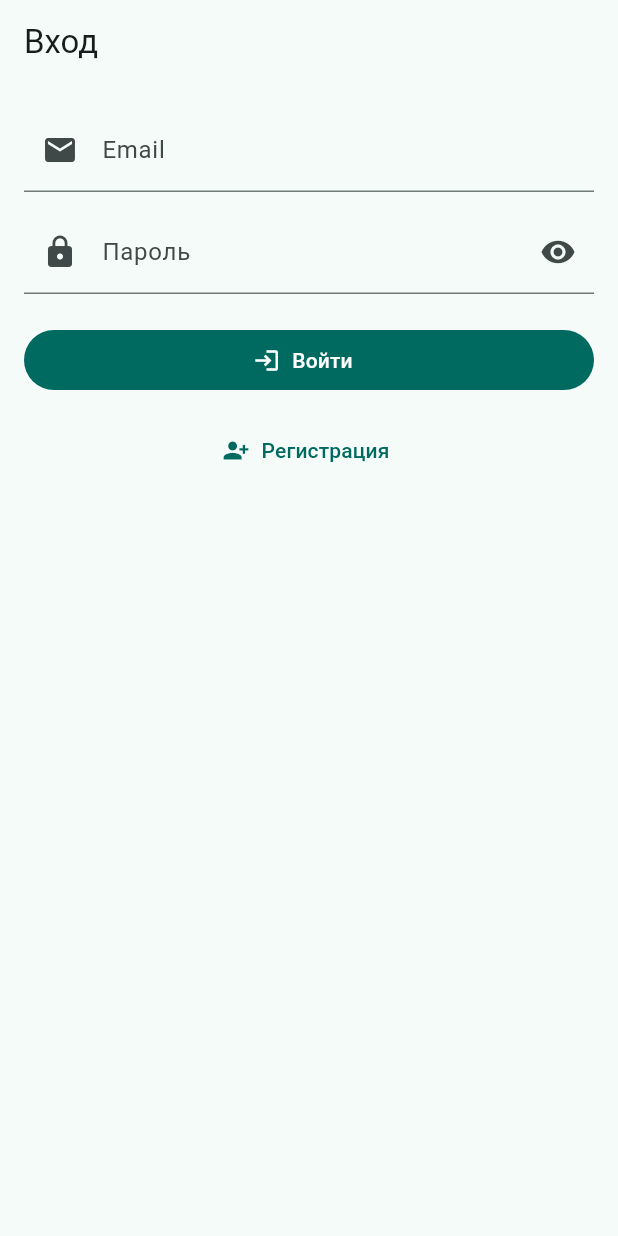
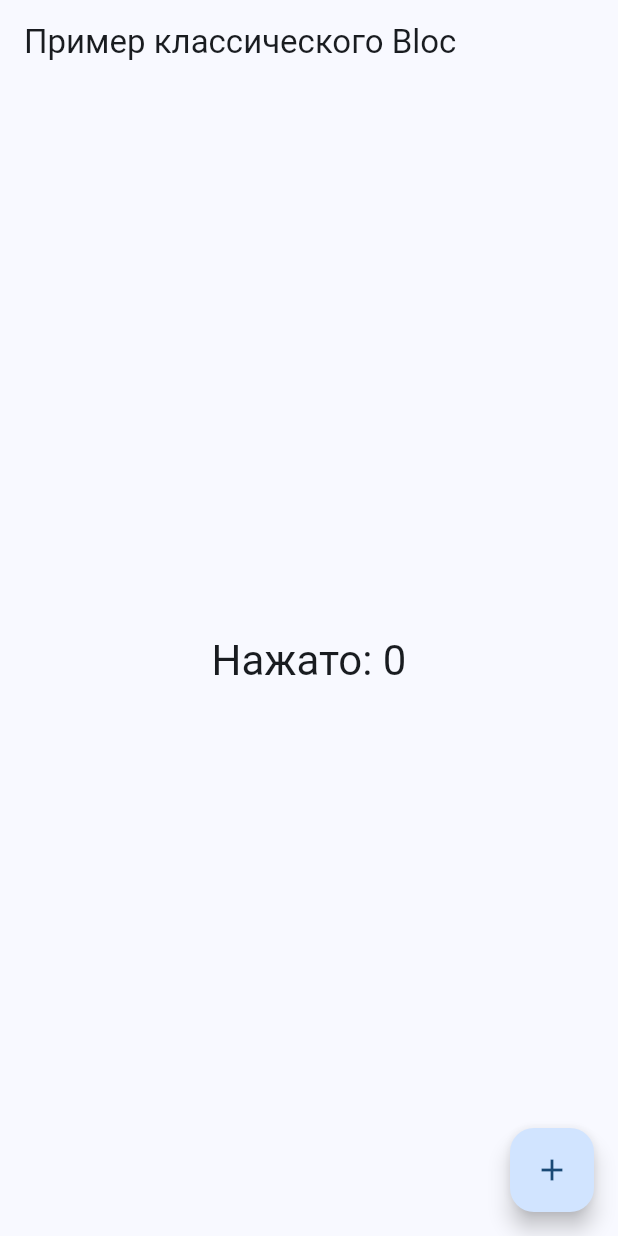
Before and after one commit to InitGvdSelf/RKPM_5, a Flutter app: the screen it shows after launch, on a phone screen of 412 x 824 dp. Run offline on Flutter 3.47's test engine with Material 3 defaults, Android fonts, the phone set to English and light mode, and no system bars; our stand-ins replace bloc, cached_network_image, flutter_bloc, flutter_cache_manager, go_router, shared_preferences; accounts and stored records are empty.

Commit message:
bloc example added

```diff
--- a/lib/main.dart
+++ b/lib/main.dart
@@ -1,67 +1,29 @@
 import 'package:flutter/material.dart';
-import 'package:flutter_localizations/flutter_localizations.dart';
-import 'package:go_router/go_router.dart';
+import 'package:flutter_bloc/flutter_bloc.dart';
 
-import 'package:rkpm_5/app_router.dart';
-import 'package:rkpm_5/shared/app_theme.dart';
+import 'main_bloc.dart';
+import 'main_screen.dart';
 
-// state & services
-import 'package:rkpm_5/features/meds/state/meds_state.dart';
-import 'package:rkpm_5/features/meds/state/meds_repository.dart';
-import 'package:rkpm_5/features/meds/state/dose_scheduler.dart';
-import 'package:rkpm_5/features/meds/state/auth_service.dart';
-import 'package:rkpm_5/features/meds/state/image_service.dart';
-import 'package:rkpm_5/core/app_dependencies.dart';
-
-Future<void> main() async {
-  WidgetsFlutterBinding.ensureInitialized();
-
-  // Глобальные сервисы/состояние
-  final medsState = MedsState(
-    repository: MedsRepository(),
-    scheduler: DoseScheduler(),
-  );
-
-  final auth = AuthService.instance;
-  final images = ImageService.instance;
-
-  await Future.wait([
-    medsState.init(),
-    AuthService.instance.restore(),
-    ImageService.instance.initialize(),
-  ]);
-
-  // Роутер на общем состоянии
-  final appRouter = AppRouter(medsState);
-
-  runApp(
-    AppDependencies(
-      state: medsState,
-      auth: auth,
-      images: images,
-      child: RKPMApp(
-        router: appRouter.router,
-      ),
-    ),
-  );
+void main() {
+  runApp(const RkpmBlocExampleApp());
 }
 
-class RKPMApp extends StatelessWidget {
-  final GoRouter router;
-  const RKPMApp({super.key, required this.router});
+class RkpmBlocExampleApp extends StatelessWidget {
+  const RkpmBlocExampleApp({super.key});
 
   @override
   Widget build(BuildContext context) {
-    return MaterialApp.router(
-      theme: buildAppTheme(),
-      locale: const Locale('ru'),
-      supportedLocales: const [Locale('ru'), Locale('en')],
-      localizationsDelegates: const [
-        GlobalMaterialLocalizations.delegate,
-        GlobalWidgetsLocalizations.delegate,
-        GlobalCupertinoLocalizations.delegate,
-      ],
-      routerConfig: router,
+    return BlocProvider(
+      create: (_) => MainBloc(),
+      child: MaterialApp(
+        debugShowCheckedModeBanner: false,
+        title: 'RKPM_5 – Bloc пример',
+        theme: ThemeData(
+          colorScheme: ColorScheme.fromSeed(seedColor: Colors.blue),
+          useMaterial3: true,
+        ),
+        home: const MainScreen(),
+      ),
     );
   }
 }
--- /dev/null
+++ b/lib/main_bloc.dart
@@ -0,0 +1,22 @@
+import 'package:bloc/bloc.dart';
+
+abstract class MainEvent {
+  const MainEvent();
+}
+
+class IncrementPressed extends MainEvent {
+  const IncrementPressed();
+}
+
+class MainBloc extends Bloc<MainEvent, int> {
+  MainBloc() : super(0) {
+    on<IncrementPressed>(_onIncrementPressed);
+  }
+
+  void _onIncrementPressed(
+      IncrementPressed event,
+      Emitter<int> emit,
+      ) {
+    emit(state + 1);
+  }
+}
--- /dev/null
+++ b/lib/main_screen.dart
@@ -0,0 +1,40 @@
+import 'package:flutter/material.dart';
+import 'package:flutter_bloc/flutter_bloc.dart';
+
+import 'main_bloc.dart';
+
+class MainScreen extends StatelessWidget {
+  const MainScreen({super.key});
+
+  @override
+  Widget build(BuildContext context) {
+    final bloc = context.read<MainBloc>();
+
+    return Scaffold(
+      appBar: AppBar(
+        title: const Text('Пример классического Bloc'),
+      ),
+      body: Center(
+        child: StreamBuilder<int>(
+          stream: bloc.stream,
+          initialData: bloc.state,
+          builder: (context, snapshot) {
+            final value = snapshot.data ?? 0;
+
+            return Text(
+              'Нажато: $value',
+              style: Theme.of(context).textTheme.headlineMedium,
+              textAlign: TextAlign.center,
+            );
+          },
+        ),
+      ),
+      floatingActionButton: FloatingActionButton(
+        onPressed: () {
+          bloc.add(const IncrementPressed());
+        },
+        child: const Icon(Icons.add),
+      ),
+    );
+  }
+}
--- a/pubspec.yaml
+++ b/pubspec.yaml
@@ -13,6 +13,8 @@ dependencies:
   go_router: ^14.2.0
   flutter_localizations:
     sdk: flutter
+  bloc: ^9.0.0
+  flutter_bloc: ^9.1.1
 
 
   cached_network_image: ^3.3.1
```
Also changed, not shown: pubspec.lock.
